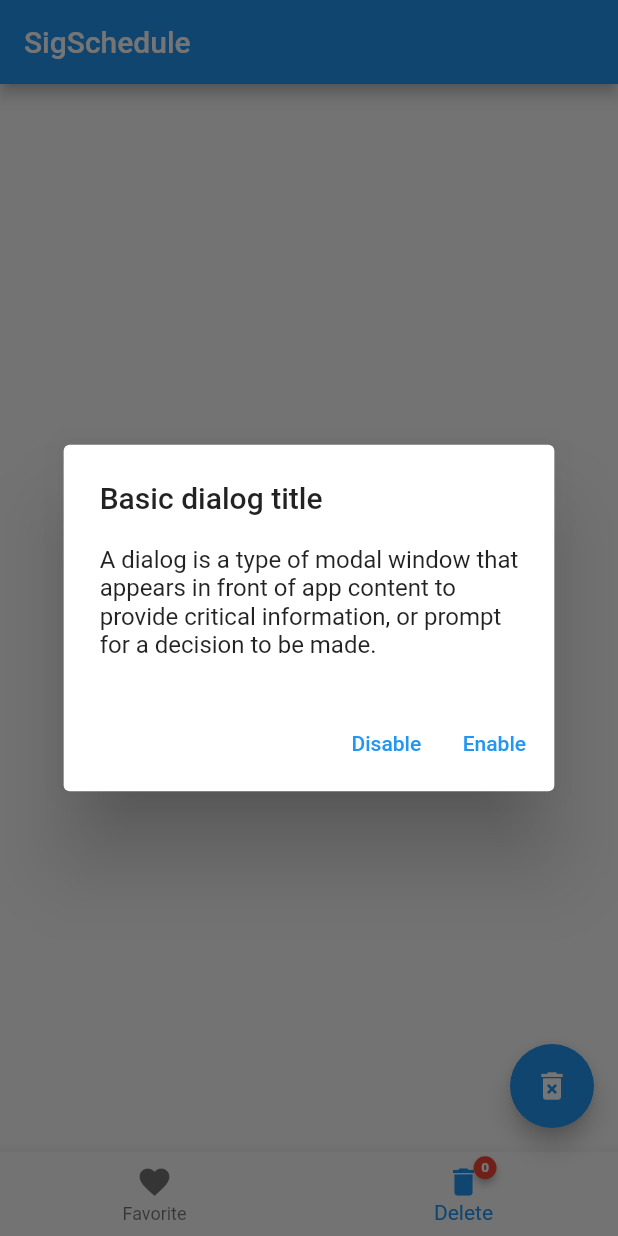
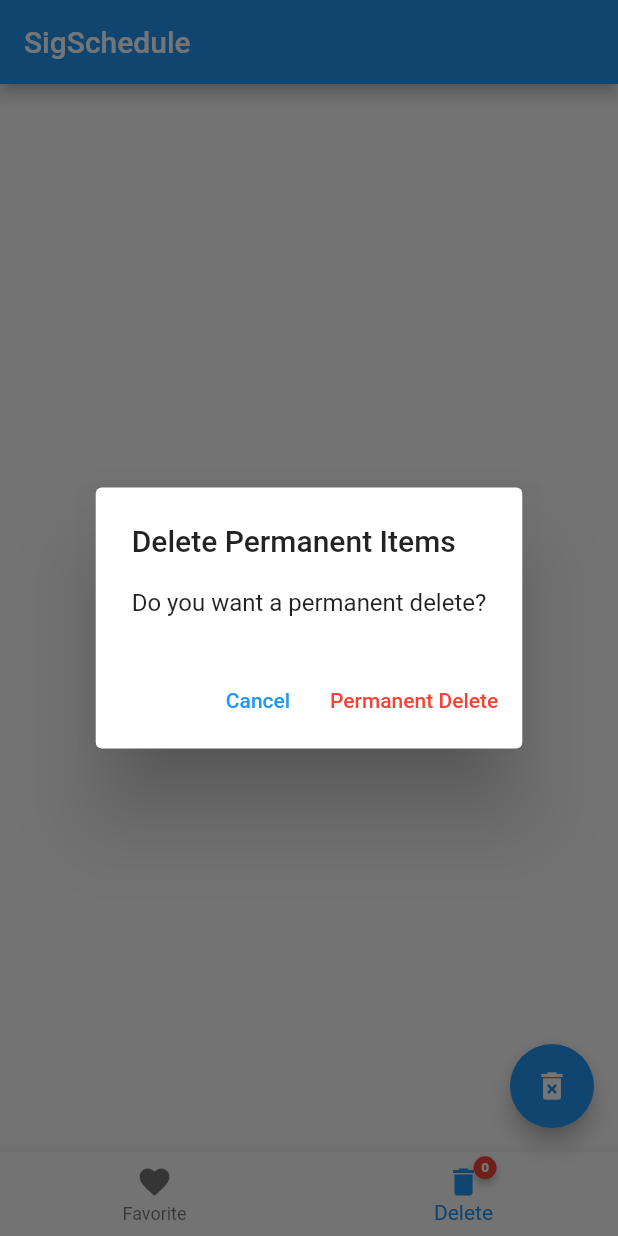
Before and after one commit to sig003/flutter_sig_schedule_test, a Flutter app: the screen it shows after launch, item 2 of the bottom bar chosen, after a tap on the "delete forever" icon, on a phone screen of 412 x 824 dp. Run offline on Flutter 3.47's test engine with Material 2 defaults, Android fonts, the phone set to English and light mode, and no system bars; drawn by our look-alikes of badges; our stand-ins replace shared_preferences; missing offline and left inert: alarm.

Commit message:
modify delete dialog

```diff
--- a/lib/screens/delete_forever.dart
+++ b/lib/screens/delete_forever.dart
@@ -1,40 +1,36 @@
 import 'package:flutter/material.dart';
 
-class DeleteForever extends StatefulWidget {
-  const DeleteForever({Key? key}) : super(key: key);
-
-  @override
-  State<DeleteForever> createState() => _DeleteForeverState();
-}
-
-class _DeleteForeverState extends State<DeleteForever> {
-  @override
-  Widget build(BuildContext context) {
-    return Container(
-      padding: EdgeInsets.only(right: 10),
-      child: IconButton(
-        icon: const Icon(Icons.delete),
-        color: Colors.red,
-        onPressed: () => showDialog(
+Future<void> DeleteForever(BuildContext context) {
+  return showDialog<void>(
     context: context,
-          builder: (BuildContext context) => AlertDialog(
-            title: const Text('Delete Item'),
-            content: const Text('Do you want a delete?'),
-            actions: [
+    builder: (BuildContext context) {
+      return AlertDialog(
+        title: const Text('Delete Permanent Items'),
+        content: const Text(
+          'Do you want a permanent delete?',
+        ),
+        actions: <Widget>[
           TextButton(
-                  onPressed: () => Navigator.pop(context, 'Cancel'),
-                  child: const Text('Cancel')
+            style: TextButton.styleFrom(
+              textStyle: Theme.of(context).textTheme.labelLarge,
+            ),
+            child: const Text('Cancel'),
+            onPressed: () {
+              Navigator.of(context).pop();
+            },
           ),
           TextButton(
+            style: TextButton.styleFrom(
+              textStyle: Theme.of(context).textTheme.labelLarge,
+                primary: Colors.red,
+            ),
+            child: const Text('Permanent Delete'),
             onPressed: () {
-                    Navigator.pop(context);
+              Navigator.of(context).pop();
             },
-                  child: const Text('Delete')
           ),
         ],
-          ),
-        ),
-      ),
+      );
+    },
   );
 }
-}
--- a/lib/screens/schedule_main.dart
+++ b/lib/screens/schedule_main.dart
@@ -37,7 +37,9 @@ class _ScheduleMainState extends State<ScheduleMain> {
             });
             setState(() {});
           } else {
-            _DeleteForever(context);
+            DeleteForever(context);
+            //_DeleteForever(context);
+            //new DeleteForever();
           }
         },
       ),
@@ -45,40 +47,5 @@ class _ScheduleMainState extends State<ScheduleMain> {
     );
   }
 
-  Future<void> _DeleteForever(BuildContext context) {
-    return showDialog<void>(
-      context: context,
-      builder: (BuildContext context) {
-        return AlertDialog(
-          title: const Text('Basic dialog title'),
-          content: const Text(
-            'A dialog is a type of modal window that\n'
-                'appears in front of app content to\n'
-                'provide critical information, or prompt\n'
-                'for a decision to be made.',
-          ),
-          actions: <Widget>[
-            TextButton(
-              style: TextButton.styleFrom(
-                textStyle: Theme.of(context).textTheme.labelLarge,
-              ),
-              child: const Text('Disable'),
-              onPressed: () {
-                Navigator.of(context).pop();
-              },
-            ),
-            TextButton(
-              style: TextButton.styleFrom(
-                textStyle: Theme.of(context).textTheme.labelLarge,
-              ),
-              child: const Text('Enable'),
-              onPressed: () {
-                Navigator.of(context).pop();
-              },
-            ),
-          ],
-        );
-      },
-    );
-  }
+
 }
```
Lines whose indentation alone changed are shown as unchanged.
